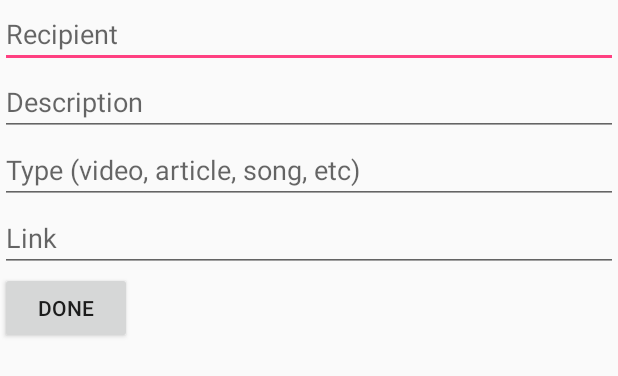
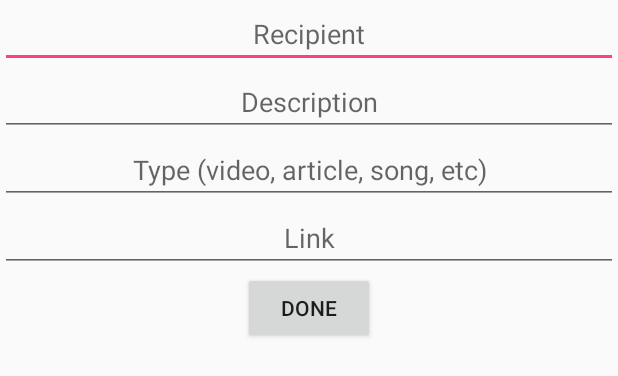
Before and after one commit to kheilma/307-Team-30, an Android app: the layout create.xml on its own in the app's theme, with its tools: preview values and no code run, on a phone screen of 412 x 824 dp. Shown: the top 376 px of the screen. Run offline under Robolectric (Android 15) with nearby library versions, the light colour scheme and no system bars.

Commit message:
Minor UI changes for create.xml

```diff
--- a/app/src/main/java/look/myapplication/MainActivity.java
+++ b/app/src/main/java/look/myapplication/MainActivity.java
@@ -67,6 +67,11 @@ public class MainActivity extends Activity {
         new LoginActivity(this).execute(userName, passWord);
     }
 
+    public void createReocommendation(){
+        // Holds code fore creating recommendation after clicking the button on the profile
+        // Crashes the app when button is clicked
+    }
+
 
 
     public void signupScreen(View v) {
--- a/app/src/main/java/look/myapplication/SignupActivity.java
+++ b/app/src/main/java/look/myapplication/SignupActivity.java
@@ -70,7 +70,7 @@ public class SignupActivity extends AsyncTask<String, Void, String> {
                 JSONObject jsonObj = new JSONObject(jsonStr);
                 String query_result = jsonObj.getString("query_result");
                 if (query_result.equals("SUCCESS")) {
-                    Toast.makeText(context, "Data inserted successfully. Signup successfull.", Toast.LENGTH_SHORT).show();
+                    Toast.makeText(context, "Data inserted successfully. Signup successful.", Toast.LENGTH_SHORT).show();
                 } else if (query_result.equals("FAILURE")) {
                     Toast.makeText(context, "Data could not be inserted. Signup failed.", Toast.LENGTH_SHORT).show();
                 } else {
--- a/app/src/main/res/layout/create.xml
+++ b/app/src/main/res/layout/create.xml
@@ -5,20 +5,25 @@
 
     <LinearLayout
         android:layout_width="match_parent"
+        android:layout_height="match_parent"
         android:weightSum="1"
-        android:layout_height="match_parent"
+        android:gravity="center"
         android:orientation="vertical">
+
+        <EditText
+            android:id="@+id/destinationUserName"
+            android:layout_width="fill_parent"
+            android:layout_height="wrap_content"
+            android:gravity="center"
+            android:ems="10"
+            android:hint="@string/recipient"/>
+
+        <requestFocus />
 
         <EditText
             android:layout_width="fill_parent"
             android:layout_height="wrap_content"
-            android:id="@+id/destinationUserName"
-            android:ems="10"
-            android:hint="@string/recipient"/>
-
-        <EditText
-            android:layout_width="fill_parent"
-            android:layout_height="wrap_content"
+            android:gravity="center"
             android:id="@+id/description"
             android:ems="10"
             android:hint="@string/description"/>
@@ -26,6 +31,7 @@
         <EditText
             android:layout_width="fill_parent"
             android:layout_height="wrap_content"
+            android:gravity="center"
             android:id="@+id/recType"
             android:ems="10"
             android:hint="@string/type"/>
@@ -33,6 +39,7 @@
         <EditText
             android:layout_width="fill_parent"
             android:layout_height="wrap_content"
+            android:gravity="center"
             android:id="@+id/link"
             android:ems="10"
             android:hint="@string/link"/>
@@ -41,10 +48,17 @@
         <Button
             android:layout_width="wrap_content"
             android:layout_height="wrap_content"
+
             android:id="@+id/btnNewRec"
             android:onClick="createRecommendation"
             android:text="@string/done"/>
 
+        <FrameLayout
+            android:layout_width="match_parent"
+            android:layout_height="0dp"
+            android:layout_weight="1">
+        </FrameLayout>
+
     </LinearLayout>
 
 </ScrollView>
--- a/app/src/main/res/layout/profile.xml
+++ b/app/src/main/res/layout/profile.xml
@@ -13,7 +13,7 @@
             android:layout_width="wrap_content"
             android:layout_height="wrap_content"
             android:id="@+id/btnCreateR"
-            android:onClick="createR"
+            android:onClick="createRecommendation"
             android:text="Create New Recommendation"/>
 
     </LinearLayout>
```
